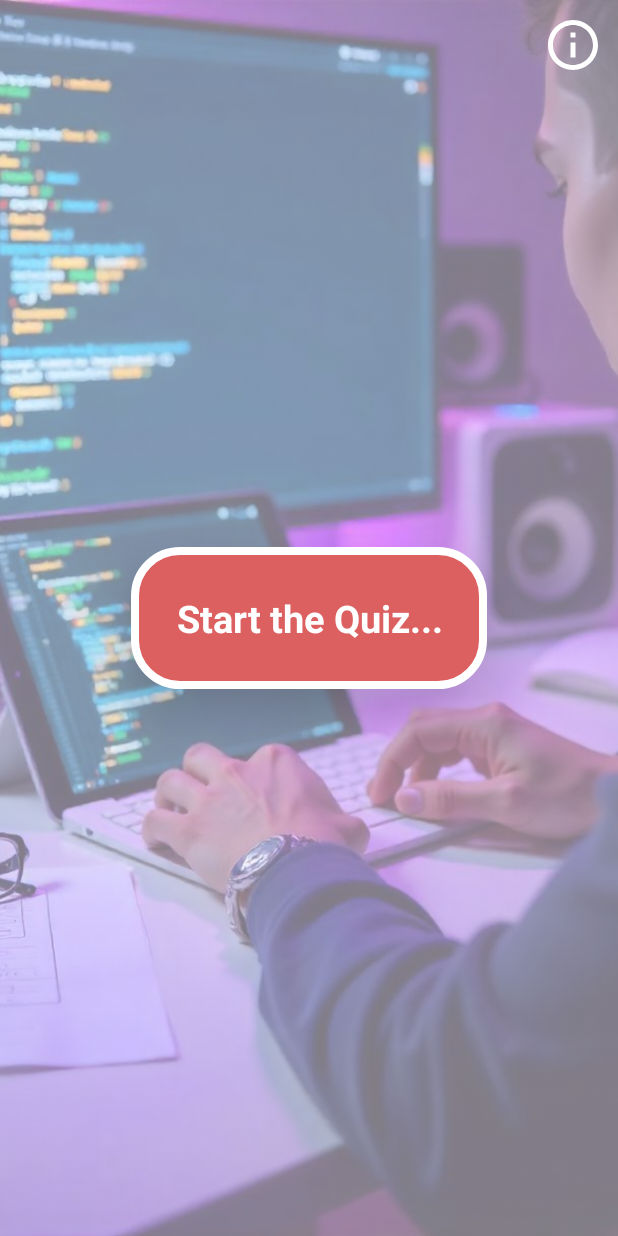
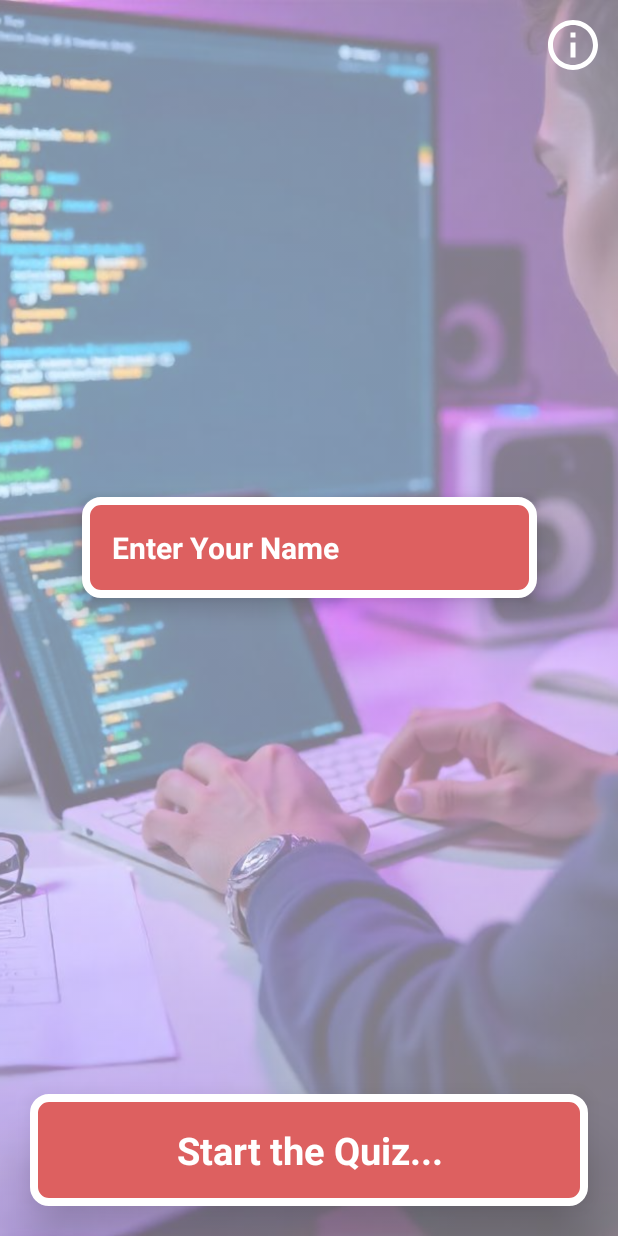
Before and after one commit to aakash23praxins/Programmig_Quiz, an Android app: the screen it shows after launch (MainActivity), on a phone screen of 412 x 824 dp. Run offline under Robolectric (Android 15) with nearby library versions, the phone set to English and light mode, and no system bars.

```diff
--- a/app/src/main/res/layout/fragment_home.xml
+++ b/app/src/main/res/layout/fragment_home.xml
@@ -6,7 +6,27 @@
     android:layout_height="match_parent"
     tools:context=".view.FragmentHome">
 
+    <EditText
+        android:id="@+id/edtGetName"
+        android:layout_width="wrap_content"
+        android:layout_height="wrap_content"
+        android:layout_margin="10dp"
+        android:background="@drawable/rounded_border_topbar"
+        android:elevation="10dp"
+        android:ems="13"
+        android:hint="Enter Your Name "
+        android:padding="20dp"
+        android:textColor="@color/white"
+        android:textColorHint="@color/white"
+        android:textSize="20sp"
+        android:textStyle="bold"
+        app:layout_constraintBottom_toTopOf="@+id/btnStartQuiz"
+        app:layout_constraintEnd_toEndOf="@+id/btnStartQuiz"
+        app:layout_constraintStart_toStartOf="@+id/btnStartQuiz"
+        app:layout_constraintTop_toTopOf="parent" />
+
     <ImageView
+        android:id="@+id/imageView2"
         android:layout_width="match_parent"
         android:layout_height="match_parent"
         android:alpha="0.5"
@@ -22,21 +42,20 @@
 
     <TextView
         android:id="@+id/btnStartQuiz"
-        android:layout_width="wrap_content"
+        android:layout_width="match_parent"
         android:layout_height="wrap_content"
-        android:background="@drawable/rounded_border"
+        android:layout_margin="20dp"
         android:elevation="22dp"
-        android:padding="30dp"
+        android:background="@drawable/rounded_border_topbar"
         android:text="Start the Quiz..."
         android:textAlignment="center"
+        android:padding="20dp"
         android:textColor="@color/white"
         android:textSize="25sp"
         android:textStyle="bold"
         app:layout_constraintBottom_toBottomOf="parent"
         app:layout_constraintEnd_toEndOf="parent"
-        app:layout_constraintStart_toStartOf="parent"
-        app:layout_constraintTop_toTopOf="parent" />
-
+        app:layout_constraintStart_toStartOf="parent" />
     <ImageView
         android:id="@+id/imgInfo"
         android:layout_width="40dp"
@@ -53,7 +72,7 @@
         android:layout_width="match_parent"
         android:layout_height="wrap_content"
         android:layout_margin="20dp"
-        android:background="@drawable/rounded_border"
+        android:background="@drawable/rounded_border_topbar"
         android:backgroundTint="@color/black"
         android:elevation="22dp"
         android:padding="10dp"
--- a/app/src/main/res/layout/fragment_result.xml
+++ b/app/src/main/res/layout/fragment_result.xml
@@ -16,7 +16,7 @@
         android:gravity="center"
         android:text="Aakash Your Result"
         android:textColor="@color/white"
-        android:textSize="30sp" />
+        android:textSize="25sp" />
 
     <com.github.mikephil.charting.charts.BarChart
         android:id="@+id/barChart"
--- a/app/src/main/res/navigation/nav_graph.xml
+++ b/app/src/main/res/navigation/nav_graph.xml
@@ -12,6 +12,8 @@
         tools:layout="@layout/fragment_quiz" >
         <action
             android:id="@+id/action_fragmentQuiz_to_fragmentResult"
+            app:popUpTo="@id/fragmentQuiz"
+            app:popUpToInclusive="true"
             app:destination="@id/fragmentResult" />
     </fragment>
     <fragment
```
Also changed, not shown: app/src/main/java/com/example/programmigquiz/view/FragmentHome.kt (+14 -1 lines), app/src/main/java/com/example/programmigquiz/view/FragmentQuiz.kt (+7 -29 lines), app/src/main/java/com/example/programmigquiz/view/FragmentResult.kt (+51 -2 lines).
